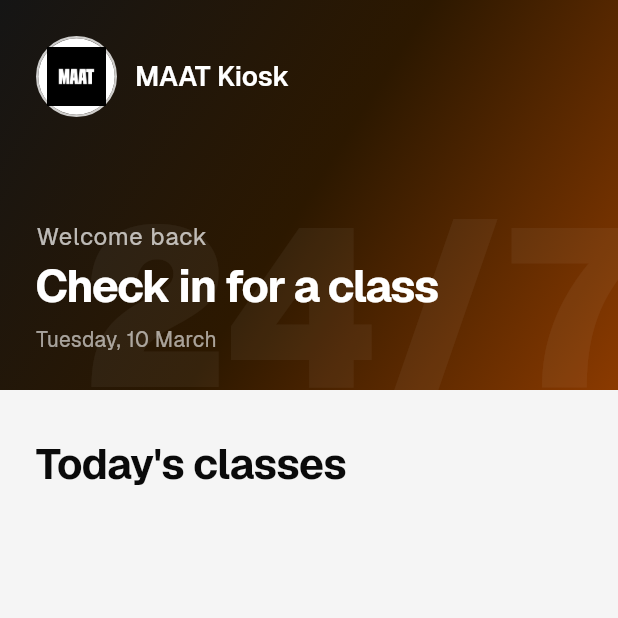
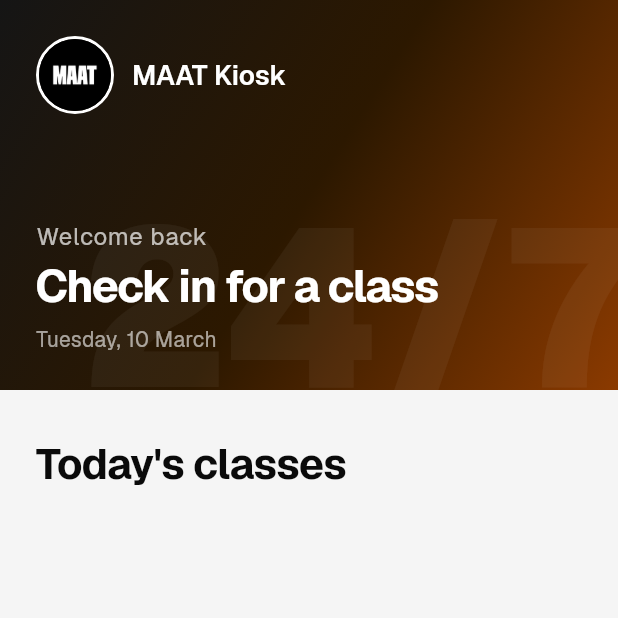
Before and after one commit to Dakuur/maat, a Flutter app: the screen it shows after launch, on a phone screen of 412 x 824 dp, the top half of it. Run offline on Flutter 3.47's test engine with Material 3 defaults, Android fonts, the phone set to English and light mode, and no system bars; our stand-ins replace cached_network_image, cloud_firestore, firebase_core; accounts and stored records are empty; generated files the repository leaves out were written again.

Commit message:
feat: refine logo display on home screen — adjust size, border, and clipping

```diff
--- a/lib/presentation/screens/home/home_screen.dart
+++ b/lib/presentation/screens/home/home_screen.dart
@@ -122,26 +122,21 @@ class _HeroBanner extends StatelessWidget {
                   // Logo row
                   Row(
                     children: [
-                      // Outer border ring (visible against dark hero)
+                      // Logo: image clipped to circle + thin white border ring
                       Container(
-                        width: 54,
-                        height: 54,
+                        width: 52,
+                        height: 52,
                         decoration: BoxDecoration(
                           shape: BoxShape.circle,
                           border: Border.all(
-                            color: Colors.white.withAlpha(200),
-                            width: 1.5,
+                            color: Colors.white,
+                            width: 2,
                           ),
                         ),
-                        child: Container(
-                          decoration: const BoxDecoration(
-                            color: Colors.white,
-                            shape: BoxShape.circle,
-                          ),
-                          padding: const EdgeInsets.all(6),
+                        child: ClipOval(
                           child: Image.asset(
                             'assets/maat-logo.png',
-                            fit: BoxFit.contain,
+                            fit: BoxFit.cover,
                           ),
                         ),
                       ),
```
